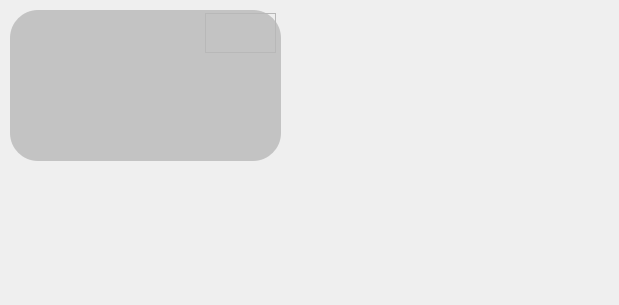
Qt form smallwindow.ui (Yish1/Class-Roster-Picker-NEXT) before a commit.
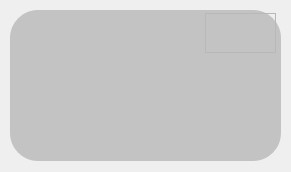
The same form after that commit. Icons and pictures are not drawn.

The edit to the form file:
```diff
--- a/smallwindow.ui
+++ b/smallwindow.ui
@@ -6,8 +6,8 @@
    <rect>
     <x>0</x>
     <y>0</y>
-    <width>619</width>
-    <height>305</height>
+    <width>291</width>
+    <height>172</height>
    </rect>
   </property>
   <property name="windowTitle">
@@ -144,9 +144,9 @@
    <property name="geometry">
     <rect>
      <x>27</x>
-     <y>49</y>
+     <y>29</y>
      <width>231</width>
-     <height>91</height>
+     <height>111</height>
     </rect>
    </property>
    <property name="styleSheet">
```
Left out of the diff: 14 changed lines with no effect on the pictures.
